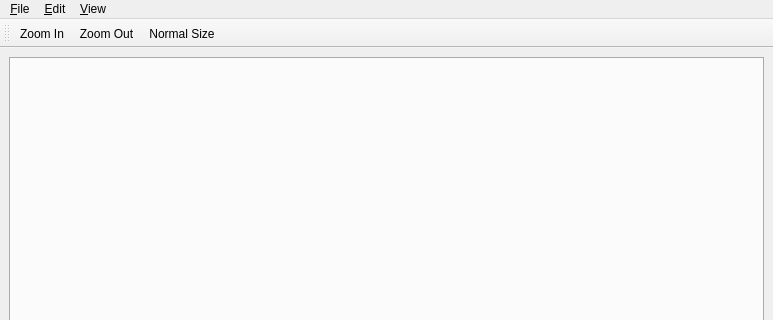
The window that MainWindow.ui (egrath/equagen) describes before a commit, drawn with Qt 5; both pictures show x 0 to 773 and y 0 to 320 of the 773 by 674 pixel window.
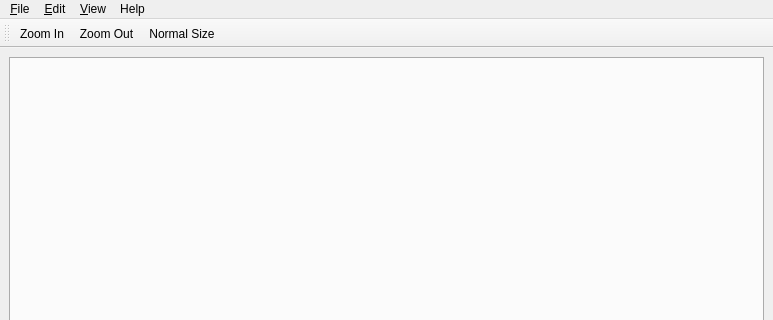
The same window after the commit. Icons and pictures are not drawn.

Commit message: Added About dialog to reflect license used

```diff
--- a/MainWindow.ui
+++ b/MainWindow.ui
@@ -142,9 +142,16 @@
     <addaction name="actionViewZoomOut"/>
     <addaction name="actionViewNormalSize"/>
    </widget>
+   <widget class="QMenu" name="menuHelp">
+    <property name="title">
+     <string>Help</string>
+    </property>
+    <addaction name="actionHelpAbout"/>
+   </widget>
    <addaction name="menu_File"/>
    <addaction name="menu_Edit"/>
    <addaction name="menu_View"/>
+   <addaction name="menuHelp"/>
   </widget>
   <widget class="QStatusBar" name="statusbar"/>
   <widget class="QToolBar" name="toolBar">
```
Left out of the diff: 12 changed lines with no effect on the pictures. The commit also changes 5 other files.
